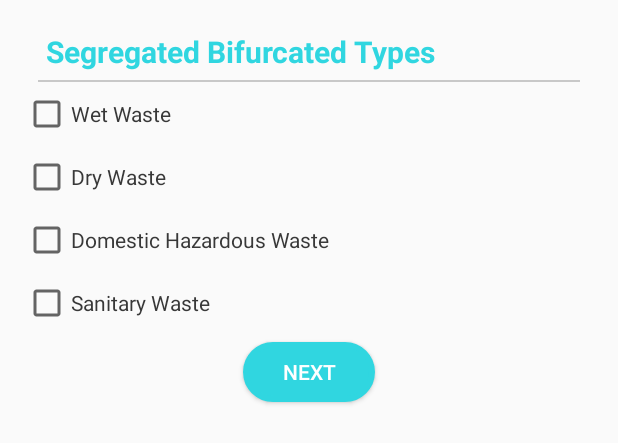
After one commit to xswapsx/SBA_Thane, an Android app: the layout garbage_type_dialog_segregation.xml on its own in the app's theme, with its tools: preview values and no code run, on a phone screen of 412 x 824 dp. The commit adds this screen. Shown: the top 443 px of the screen. Run offline under Robolectric (Android 15) with nearby library versions, the phone set to English and light mode, and no system bars.

Commit message:
Changes by Swapnil

```diff
--- a/swachbharatabhiyanlibrary/src/main/java/com/appynitty/swachbharatabhiyanlibrary/activity/QRcodeScannerActivity.java
+++ b/swachbharatabhiyanlibrary/src/main/java/com/appynitty/swachbharatabhiyanlibrary/activity/QRcodeScannerActivity.java
@@ -1517,6 +1517,11 @@ public class QRcodeScannerActivity extends AppCompatActivity implements ZBarScan
 //        confirmationDialog(houseId, garbageType);
     }
 
+    @Override
+    public void onSubmitButtonSegregated(String houseId, String garbageType, String segregationLevel, String tor, String comment, String Wet, String Dry, String Domestic, String Sanitary) {
+        Log.e(TAG, "onSubmitButtonSegregated: Wet: "+ Wet+", Dry: "+ Dry+", Domestic: "+ Domestic+", Sanitary: "+ Sanitary );
+    }
+
     private void getSlwmWeightDetails(String houseId, int garbageType, String gcType, String segregationLevel, String tor) {
         Log.e(TAG, "getSlwmWeightDetails: houseId:- " + houseId + ", GarbageType:- " + garbageType + ", GcType:- " + gcType
                 + ", Segregation:- " + segregationLevel + ", TOR:- " + tor);
--- /dev/null
+++ b/swachbharatabhiyanlibrary/src/main/res/drawable/ic_arrow_forward.xml
@@ -0,0 +1,5 @@
+<vector android:autoMirrored="true" android:height="24dp"
+    android:tint="#ABABAB" android:viewportHeight="24"
+    android:viewportWidth="24" android:width="24dp" xmlns:android="http://schemas.android.com/apk/res/android">
+    <path android:fillColor="@android:color/white" android:pathData="M12,4l-1.41,1.41L16.17,11H4v2h12.17l-5.58,5.59L12,20l8,-8z"/>
+</vector>
--- /dev/null
+++ b/swachbharatabhiyanlibrary/src/main/res/drawable/ic_next.xml
@@ -0,0 +1,5 @@
+<vector android:height="24dp" android:tint="#ABABAB"
+    android:viewportHeight="24" android:viewportWidth="24"
+    android:width="24dp" xmlns:android="http://schemas.android.com/apk/res/android">
+    <path android:fillColor="@android:color/white" android:pathData="M10,6L8.59,7.41 13.17,12l-4.58,4.59L10,18l6,-6z"/>
+</vector>
--- /dev/null
+++ b/swachbharatabhiyanlibrary/src/main/res/layout/garbage_type_dialog_segregation.xml
@@ -0,0 +1,80 @@
+<?xml version="1.0" encoding="utf-8"?>
+<ScrollView xmlns:android="http://schemas.android.com/apk/res/android"
+    android:layout_width="match_parent"
+    android:layout_height="match_parent"
+    android:layout_margin="@dimen/dim_5_dp">
+
+    <LinearLayout
+        android:layout_width="match_parent"
+        android:layout_height="wrap_content"
+        android:layout_margin="@dimen/dim_10_dp"
+        android:orientation="vertical">
+
+        <TextView
+            android:id="@+id/lbl_title"
+            style="@style/MyTitle"
+            android:layout_margin="5dp"
+            android:paddingStart="@dimen/dim_10_dp"
+            android:paddingEnd="@dimen/dim_10_dp"
+            android:text="@string/segregated_bifurcated_types"
+            android:textColor="@color/colorPrimary"
+            android:textSize="@dimen/dim_20_sp" />
+
+        <View
+            android:layout_width="match_parent"
+            android:layout_height="1dp"
+            android:layout_marginLeft="10dp"
+            android:layout_marginRight="10dp"
+            android:layout_marginBottom="5dp"
+            android:background="@color/colorDivider" />
+
+        <CheckBox
+            android:id="@+id/cb_wetWaste"
+            android:layout_width="wrap_content"
+            android:layout_height="wrap_content"
+            android:layout_marginBottom="@dimen/dim_10_dp"
+            android:checked="false"
+            android:text="@string/wetWaste_rbTitle"
+            android:textColor="@color/colorGrayList"
+            android:textSize="@dimen/dim_14_sp" />
+
+        <CheckBox
+            android:id="@+id/cb_dryWaste"
+            android:layout_width="wrap_content"
+            android:layout_height="wrap_content"
+            android:layout_marginBottom="@dimen/dim_10_dp"
+            android:checked="false"
+            android:text="@string/dryWaste_rbTitle"
+            android:textColor="@color/colorGrayList"
+            android:textSize="@dimen/dim_14_sp" />
+
+        <CheckBox
+            android:id="@+id/cb_domesticHazardWaste"
+            android:layout_width="wrap_content"
+            android:layout_height="wrap_content"
+            android:layout_marginBottom="@dimen/dim_10_dp"
+            android:checked="false"
+            android:text="@string/domesticHazardWaste_rbTitle"
+            android:textColor="@color/colorGrayList"
+            android:textSize="@dimen/dim_14_sp" />
+
+        <CheckBox
+            android:id="@+id/cb_sanitaryWaste"
+            android:layout_width="wrap_content"
+            android:layout_height="wrap_content"
+            android:layout_marginBottom="@dimen/dim_10_dp"
+            android:checked="false"
+            android:text="@string/sanitaryWaste_rbTitle"
+            android:textColor="@color/colorGrayList"
+            android:textSize="@dimen/dim_14_sp" />
+
+        <Button
+            android:id="@+id/btn_segregatedNext"
+            style="@style/MyButtonStyle"
+            android:layout_width="wrap_content"
+            android:layout_height="@dimen/dim_40_dp"
+            android:layout_gravity="center_horizontal"
+            android:layout_marginBottom="@dimen/dim_10_dp"
+            android:text="@string/next" />
+    </LinearLayout>
+</ScrollView>
--- a/swachbharatabhiyanlibrary/src/main/res/values/strings.xml
+++ b/swachbharatabhiyanlibrary/src/main/res/values/strings.xml
@@ -334,6 +334,8 @@
     <string name="txt_sanitary_landfill_facility">Sanitary landfill facility</string>
     <string name="txt_garbage_not_specified">Garbage not specified</string>
     <string name="cp_area_validation">Please Select Valid Area and Commercial Point.</string>
+    <string name="segregated">Segregated</string>
+    <string name="segregated_bifurcated_types">Segregated Bifurcated Types</string>
 
 
 </resources>
```
Also changed, not shown: swachbharatabhiyanlibrary/src/main/java/com/appynitty/swachbharatabhiyanlibrary/dialogs/CommercialGarbageDialog.java (+37 -7 lines), swachbharatabhiyanlibrary/src/main/java/com/appynitty/swachbharatabhiyanlibrary/fragment/CommercialFirstDialog.java (+18 -1 lines), swachbharatabhiyanlibrary/src/main/java/com/appynitty/swachbharatabhiyanlibrary/fragment/SegreMultiSelectDialog.java (added, +122 -0 lines), swachbharatabhiyanlibrary/src/main/res/layout/garbage_type_dialog_commercial.xml (+11 -0 lines), 2 other files.
